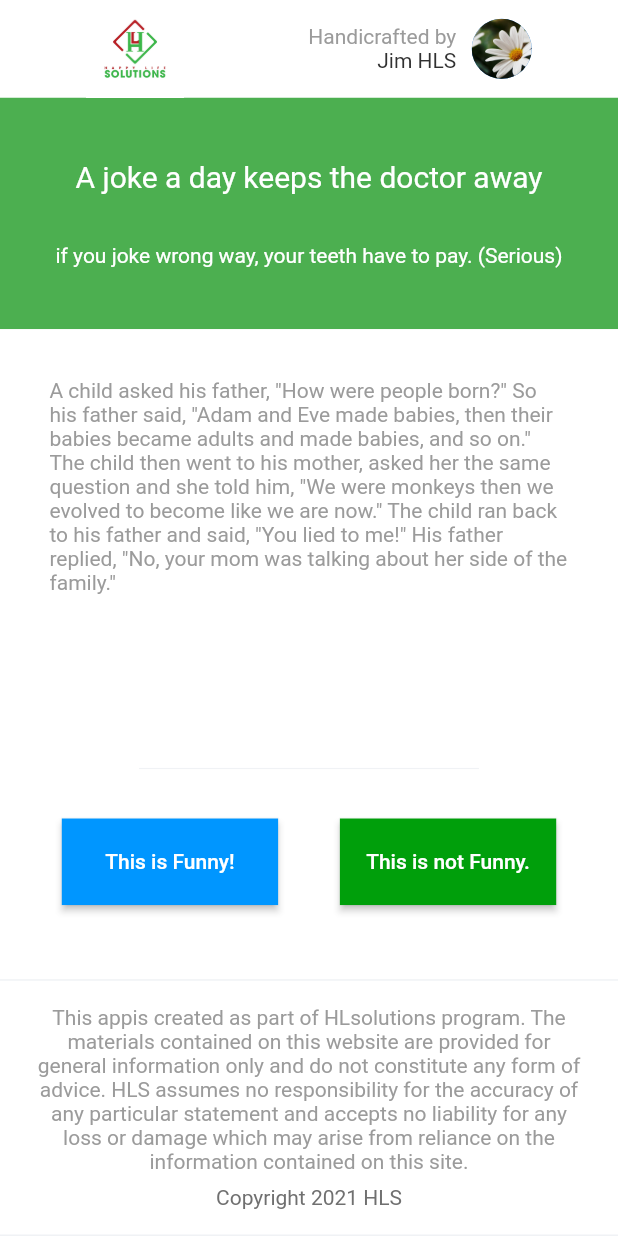
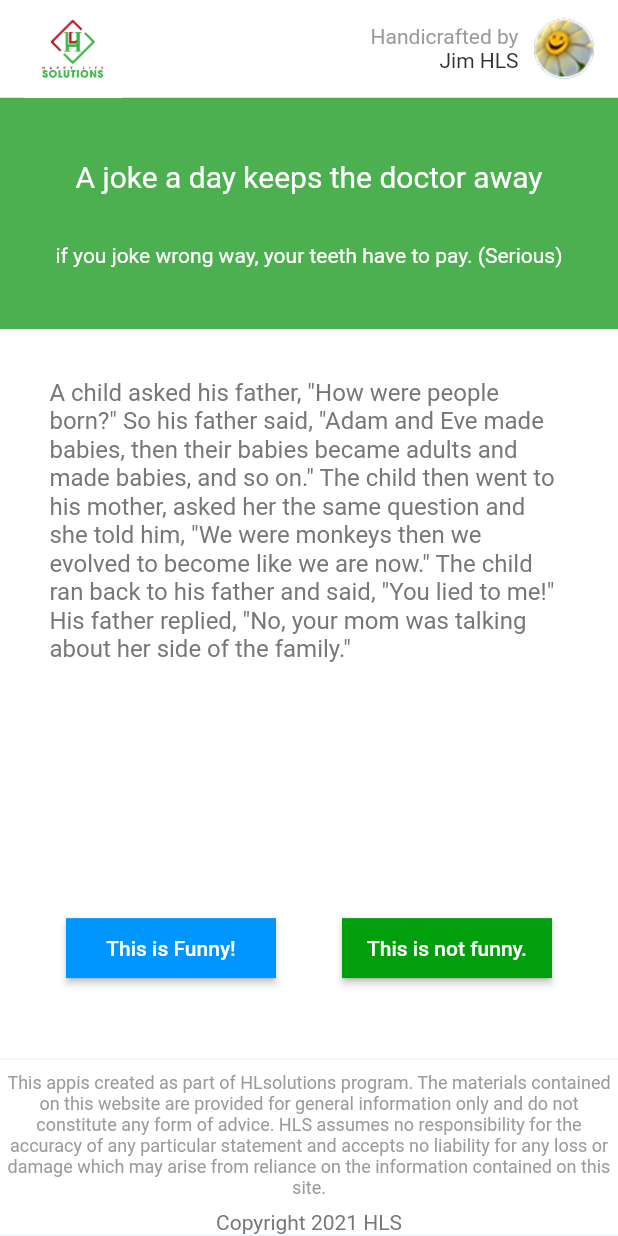
Before and after one commit to 19521588/ZenS_test, a Flutter app: the screen it shows after launch, on a phone screen of 412 x 824 dp. Run offline on Flutter 3.47's test engine with Material 2 defaults, Android fonts, the phone set to English and light mode, and no system bars.

Commit message:
fix avt, text color, font size, and button size

```diff
--- a/mobile_flutter/lib/color.dart
+++ b/mobile_flutter/lib/color.dart
@@ -3,6 +3,7 @@ import 'package:flutter/material.dart';
 class AppColors {
   static const Color primaryWhite = Color(0xFFFFFFFF);
   static const Color primaryBlack = Color(0xFF313131);
+  static const Color primaryBlack1 = Color(0xFF777777);
   static const Color primaryGray = Color(0xFF9B9B9B);
   static const Color primaryGray2 = Color(0xFFF0F2F5);
   static const Color primaryBlue = Color(0xFF0096FF);
--- a/mobile_flutter/lib/joke_screen.dart
+++ b/mobile_flutter/lib/joke_screen.dart
@@ -21,7 +21,7 @@ class _JokeScreenState extends State<JokeScreen> {
 
   List<String> jokes = [];
 
-  List<JokeDataModel> item=[];
+  List<JokeDataModel> item = [];
 
   @override
   void initState() {
@@ -46,7 +46,7 @@ class _JokeScreenState extends State<JokeScreen> {
         elevation: 0,
         backgroundColor: AppColors.primaryWhite,
         title: Row(
-          mainAxisAlignment: MainAxisAlignment.spaceAround,
+          mainAxisAlignment: MainAxisAlignment.spaceBetween,
           crossAxisAlignment: CrossAxisAlignment.center,
           children: [
             Container(
@@ -72,7 +72,8 @@ class _JokeScreenState extends State<JokeScreen> {
                   padding: EdgeInsets.only(left: width * 0.025),
                   child: const CircleAvatar(
                     radius: 20,
-                    backgroundImage: AssetImage('assets/images/avt.jpg'),
+                    backgroundImage: AssetImage('assets/images/avt.png'),
+                    foregroundColor: AppColors.primaryWhite,
                   ),
                 ),
               ],
@@ -111,15 +112,15 @@ class _JokeScreenState extends State<JokeScreen> {
                     return Center(child: Text("${data.error}"));
                   } else {
                     if (data.hasData) {
-                       item = data.data as List<JokeDataModel>;
+                      item = data.data as List<JokeDataModel>;
                       return Container(
                         padding: EdgeInsets.all(height * 0.04),
                         child: textStyle(
                             index < item.length
                                 ? item[index].joke.toString()
                                 : "That's all the jokes for today! Come back another day!",
-                            14,
-                            AppColors.primaryGray,
+                            16,
+                            AppColors.primaryBlack1,
                             false),
                       );
                     } else {
@@ -137,30 +138,19 @@ class _JokeScreenState extends State<JokeScreen> {
                   mainAxisSize: MainAxisSize.min,
                   children: [
                     Container(
-                      width: width * 0.55,
-                      padding: EdgeInsets.only(bottom: height * 0.04),
-                      decoration: const BoxDecoration(
-                          border: Border(
-                        top: BorderSide(
-                          color: AppColors.primaryGray2,
-                          width: 0.75,
-                        ),
-                      )),
-                    ),
-                    Container(
                       padding: EdgeInsets.only(bottom: height * 0.06),
                       child: Row(
                         crossAxisAlignment: CrossAxisAlignment.center,
                         mainAxisAlignment: MainAxisAlignment.spaceEvenly,
                         children: [
-                          button('This is Funny!', true, width, height),
-                          button('This is not Funny.', false, width, height)
+                          button('This is Funny!', true),
+                          button('This is not funny.', false)
                         ],
                       ),
                     ),
                     Container(
-                        padding: EdgeInsets.symmetric(
-                            vertical: height * 0.02, horizontal: height * 0.03),
+                        padding: EdgeInsets.only(
+                            top: height * 0.01),
                         decoration: const BoxDecoration(
                             border: Border.symmetric(
                           horizontal: BorderSide(
@@ -172,13 +162,13 @@ class _JokeScreenState extends State<JokeScreen> {
                           children: [
                             textStyle(
                                 "This appis created as part of HLsolutions program. The materials contained on this website are provided for general information only and do not constitute any form of advice. HLS assumes no responsibility for the accuracy of any particular statement and accepts no liability for any loss or damage which may arise from reliance on the information contained on this site.",
-                                14,
+                                12,
                                 AppColors.primaryGray,
                                 true),
                             Container(
                               padding: EdgeInsets.only(top: height * 0.01),
                               child: textStyle('Copyright 2021 HLS', 14,
-                                  AppColors.darkSilver, false),
+                                  AppColors.primaryBlack1, false),
                             ),
                           ],
                         )),
@@ -192,13 +182,13 @@ class _JokeScreenState extends State<JokeScreen> {
     );
   }
 
-  Widget button(content, isFunny, width, height) {
+  Widget button(content, isFunny) {
     return ElevatedButton(
       style: ElevatedButton.styleFrom(
         shape: RoundedRectangleBorder(
           borderRadius: BorderRadius.circular(0),
         ),
-        minimumSize: Size(width * 0.35, height * 0.07),
+        minimumSize: const Size(140, 40),
         primary: isFunny
             ? AppColors.primaryBlue
             : AppColors.primaryGreen, // background
@@ -210,7 +200,6 @@ class _JokeScreenState extends State<JokeScreen> {
             ++index;
             isFunny ? jokes.add("Funny") : jokes.add("notFunny");
             widget.storage.writeFile(jokes);
-
           }
         });
       },
```
Also changed, not shown: mobile_flutter/assets/images/avt.png (added).
